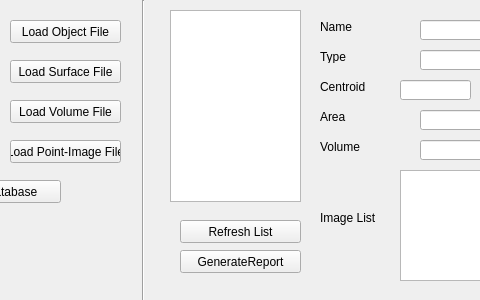
Old version of the form ZBarCodeReader/reportgenerator.ui in the repository UAV-Concordia/Report-Builder; both pictures show x 180 to 660 and y 0 to 300 of the 753 by 300 pixel window.
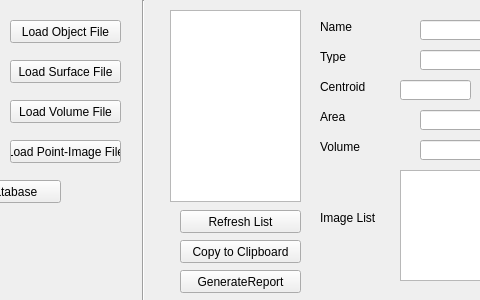
New version of the form.

Commit message: Copy to clipboard functionality to copy a selected feature's information into excel

```diff
--- a/ZBarCodeReader/reportgenerator.ui
+++ b/ZBarCodeReader/reportgenerator.ui
@@ -17,7 +17,7 @@
    <property name="geometry">
     <rect>
      <x>360</x>
-     <y>250</y>
+     <y>270</y>
      <width>121</width>
      <height>23</height>
     </rect>
@@ -321,7 +321,7 @@
    <property name="geometry">
     <rect>
      <x>360</x>
-     <y>220</y>
+     <y>210</y>
      <width>121</width>
      <height>23</height>
     </rect>
@@ -330,6 +330,19 @@
     <string>Refresh List</string>
    </property>
   </widget>
+  <widget class="QPushButton" name="copyToClipboardButton">
+   <property name="geometry">
+    <rect>
+     <x>360</x>
+     <y>240</y>
+     <width>121</width>
+     <height>23</height>
+    </rect>
+   </property>
+   <property name="text">
+    <string>Copy to Clipboard</string>
+   </property>
+  </widget>
  </widget>
  <resources/>
  <connections/>
```
The commit also changes 15 other files.
